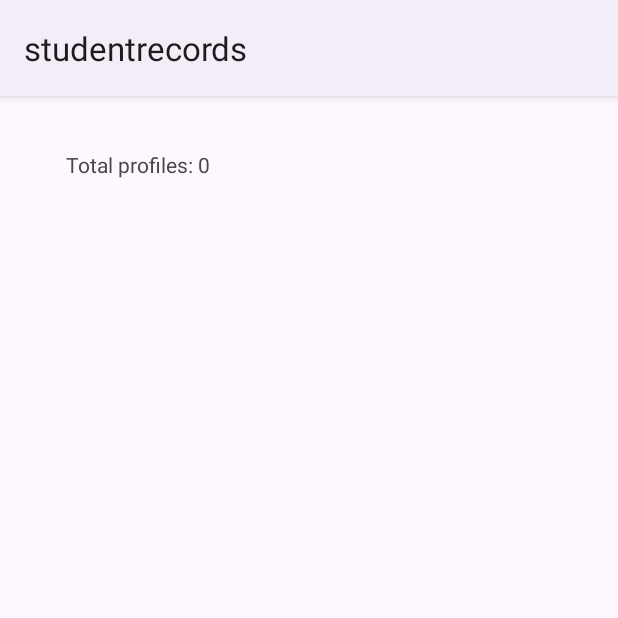
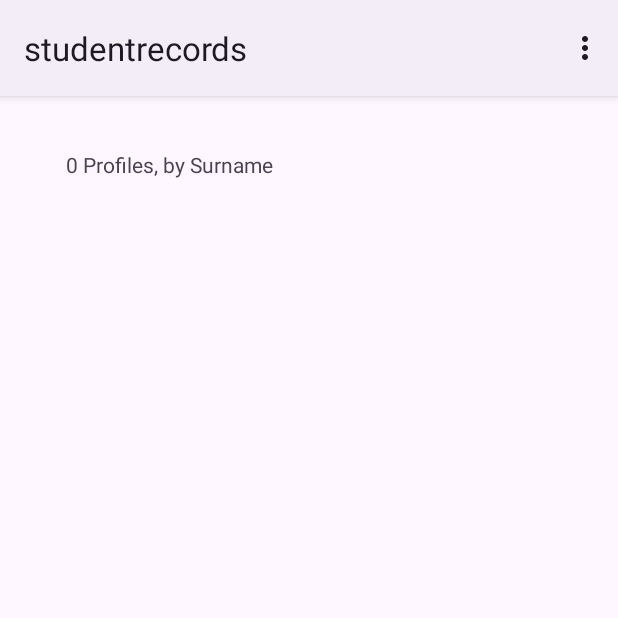
Before and after one commit to MostafaHassan0/COEN390Ass2, an Android app: the screen it shows after launch (MainActivity), on a phone screen of 412 x 824 dp, the top half of it. Run offline under Robolectric (Android 15) with nearby library versions, the phone set to English and light mode, and no system bars.

```diff
--- a/app/src/main/java/com/example/studentrecords/DatabaseHelper.java
+++ b/app/src/main/java/com/example/studentrecords/DatabaseHelper.java
@@ -42,6 +42,7 @@ public class DatabaseHelper extends SQLiteOpenHelper{
         values.put("Surname", profile.getSurname());
         values.put("GPA", profile.getGpa());
         db.insert("Profile", null, values);
+        this.addAccess(profile.getProfileId(), "Created");
     }
 
     public Profile getProfile(int profileId) {
--- a/app/src/main/java/com/example/studentrecords/InsertProfileDialogFragment.java
+++ b/app/src/main/java/com/example/studentrecords/InsertProfileDialogFragment.java
@@ -64,7 +64,7 @@ public class InsertProfileDialogFragment extends DialogFragment {
             if (dbHelper.getProfile(profileId) == null) { // checking if profileid already existes in db
             Profile profile = new Profile(profileId, name, surname, gpa);
             dbHelper.addProfile(profile);
-            dbHelper.addAccess(profileId, "Created");
+//            dbHelper.addAccess(profileId, "Created");
             Toast.makeText(getActivity(), "Profile saved!", Toast.LENGTH_SHORT).show();
             ((MainActivity) getActivity()).loadProfiles();
             dismiss();
--- a/app/src/main/java/com/example/studentrecords/MainActivity.java
+++ b/app/src/main/java/com/example/studentrecords/MainActivity.java
@@ -2,14 +2,13 @@ package com.example.studentrecords;
 
 import android.content.Intent;
 import android.os.Bundle;
+import android.view.Menu;
+import android.view.MenuItem;
+import android.widget.ArrayAdapter;
 import android.widget.ListView;
 import android.widget.TextView;
 
-import androidx.activity.EdgeToEdge;
 import androidx.appcompat.app.AppCompatActivity;
-import androidx.core.graphics.Insets;
-import androidx.core.view.ViewCompat;
-import androidx.core.view.WindowInsetsCompat;
 
 
 import com.google.android.material.floatingactionbutton.FloatingActionButton;
@@ -22,6 +21,7 @@ public class MainActivity extends AppCompatActivity {
     private DatabaseHelper dbHelper;
     private TextView infoTextView;
     private ProfileAdapter adapter;
+    private static boolean Nametoggle = true;
 
     @Override
     protected void onCreate(Bundle savedInstanceState) {
@@ -57,12 +57,30 @@ public class MainActivity extends AppCompatActivity {
 
     public void loadProfiles() {
         List<Profile> profiles = dbHelper.getAllProfiles();
-        adapter = new ProfileAdapter(this, profiles);
+        adapter = new ProfileAdapter(this, profiles,Nametoggle);
         listView.setAdapter(adapter);
-        infoTextView.setText("Total profiles: " + profiles.size());
+        if (Nametoggle) {
+        infoTextView.setText(profiles.size() + " Profiles, by Surname");
+        }
+        else {
+            infoTextView.setText(profiles.size() + " Profiles, by ID");
+        }
     }
 
-    public void addAccessTimestamp(int profileId, String accessType) {
-        dbHelper.addAccess(profileId, accessType);
+
+    @Override
+    public boolean onCreateOptionsMenu(Menu menu) {
+        getMenuInflater().inflate(R.menu.menu, menu); // Inflate the menu to appear in the action bar
+        return true;
+    }
+
+    @Override
+    public boolean onOptionsItemSelected(MenuItem item) {
+        if (item.getItemId() == R.id.Toggle_Listing) {
+            Nametoggle = !Nametoggle;
+            loadProfiles();
+            return true;
+        }
+        return super.onOptionsItemSelected(item);
     }
 }
--- a/app/src/main/java/com/example/studentrecords/ProfileAdapter.java
+++ b/app/src/main/java/com/example/studentrecords/ProfileAdapter.java
@@ -7,16 +7,48 @@ import android.view.ViewGroup;
 import android.widget.ArrayAdapter;
 import android.widget.TextView;
 
+import java.util.ArrayList;
+import java.util.Collections;
+import java.util.Comparator;
 import java.util.List;
 
 public class ProfileAdapter extends ArrayAdapter<Profile> {
     private Context context;
     private List<Profile> profiles;
+    private boolean Nametoggle;
 
-    public ProfileAdapter(Context context, List<Profile> profiles) {
+    public ProfileAdapter(Context context, List<Profile> profiles, boolean Nametoggle) {
         super(context, 0, profiles);
         this.context = context;
         this.profiles = profiles;
+        this.Nametoggle = Nametoggle;
+
+        // Sort the profiles list based on the toggle (Name or ID)
+        if (Nametoggle) {
+            // Sort by surname first, and by name second (if surnames are the same)
+            Collections.sort(profiles, new Comparator<Profile>() {
+                @Override
+                public int compare(Profile p1, Profile p2) {
+                    // Compare surnames first
+                    int surnameComparison = p1.getSurname().compareToIgnoreCase(p2.getSurname());
+
+                    // If surnames are the same, compare names
+                    if (surnameComparison == 0) {
+                        return p1.getName().compareToIgnoreCase(p2.getName());
+                    }
+                    // Otherwise, return the surname comparison result
+                    return surnameComparison;
+                }
+            });
+        } else {
+            // Sort by profile ID
+            Collections.sort(profiles, new Comparator<Profile>() {
+                @Override
+                public int compare(Profile p1, Profile p2) {
+                    return Integer.compare(p1.getProfileId(), p2.getProfileId());
+                }
+            });
+        }
     }
 
     @Override
@@ -27,12 +59,35 @@ public class ProfileAdapter extends ArrayAdapter<Profile> {
             convertView = LayoutInflater.from(context).inflate(android.R.layout.simple_list_item_2, parent, false);
         }
 
-        TextView text1 = convertView.findViewById(android.R.id.text1);
-        TextView text2 = convertView.findViewById(android.R.id.text2);
 
-        text1.setText(profile.getSurname() + ", " + profile.getName());
-        text2.setText("ID: " + profile.getProfileId() + " | GPA: " + profile.getGpa());
+        if (Nametoggle){
+            TextView text1 = convertView.findViewById(android.R.id.text1);
+            text1.setText((position+1) + ". " + profile.getSurname() + ", " + profile.getName());
+        }
+        else {
+            TextView text1 = convertView.findViewById(android.R.id.text1);
+            text1.setText(String.valueOf((position+1) + ". " +profile.getProfileId()));
+        }
 
         return convertView;
     }
+
+//    // Method to return all profile names (Surname, Name)
+//    public List<String> getAllProfileNames() {
+//        List<String> profileNames = new ArrayList<>();
+//        for (Profile profile : profiles) {
+//            String fullName = profile.getSurname() + ", " + profile.getName();
+//            profileNames.add(fullName);
+//        }
+//        return profileNames;
+//    }
+//
+//    // Method to return all profile IDs
+//    public List<String> getAllProfileIds() {
+//        List<String> profileIds = new ArrayList<>();
+//        for (Profile profile : profiles) {
+//            profileIds.add(String.valueOf(profile.getProfileId()));
+//        }
+//        return profileIds;
+//    }
 }
--- /dev/null
+++ b/app/src/main/res/menu/menu.xml
@@ -0,0 +1,8 @@
+<?xml version="1.0" encoding="utf-8"?>
+<menu xmlns:android="http://schemas.android.com/apk/res/android"
+    xmlns:app="http://schemas.android.com/apk/res-auto">
+    <item
+        android:id="@+id/Toggle_Listing"
+        android:title="Toggle list View"
+        app:showAsAction="never" />  <!-- never so that the three dots menu is shown -->
+</menu>
```
